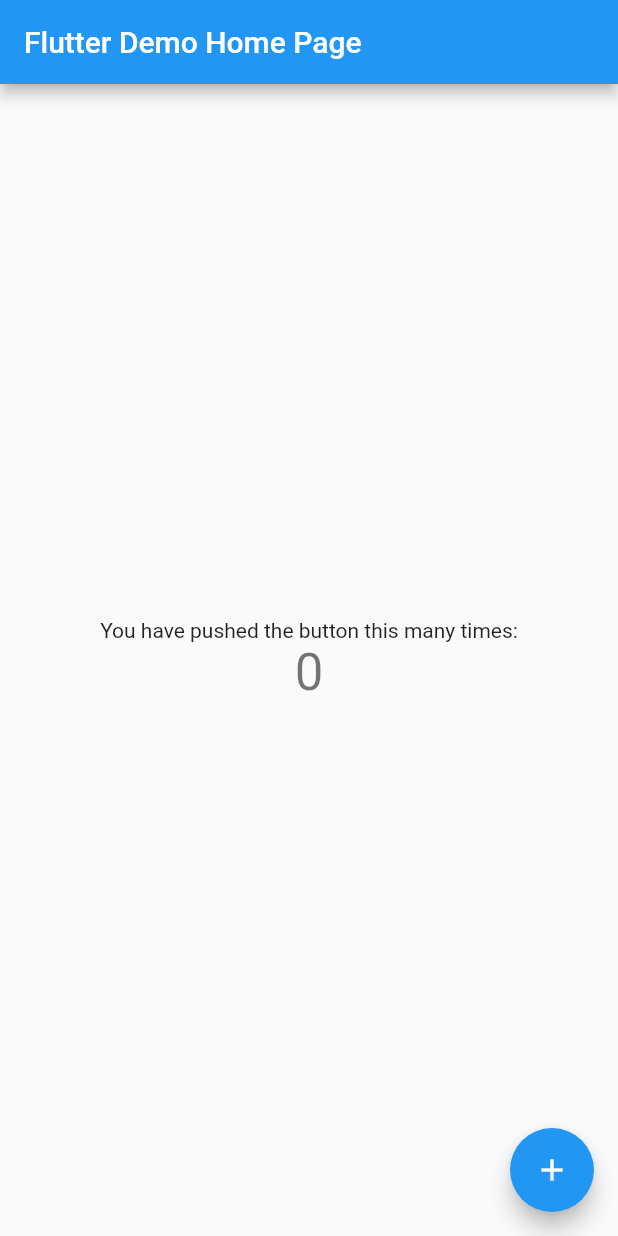
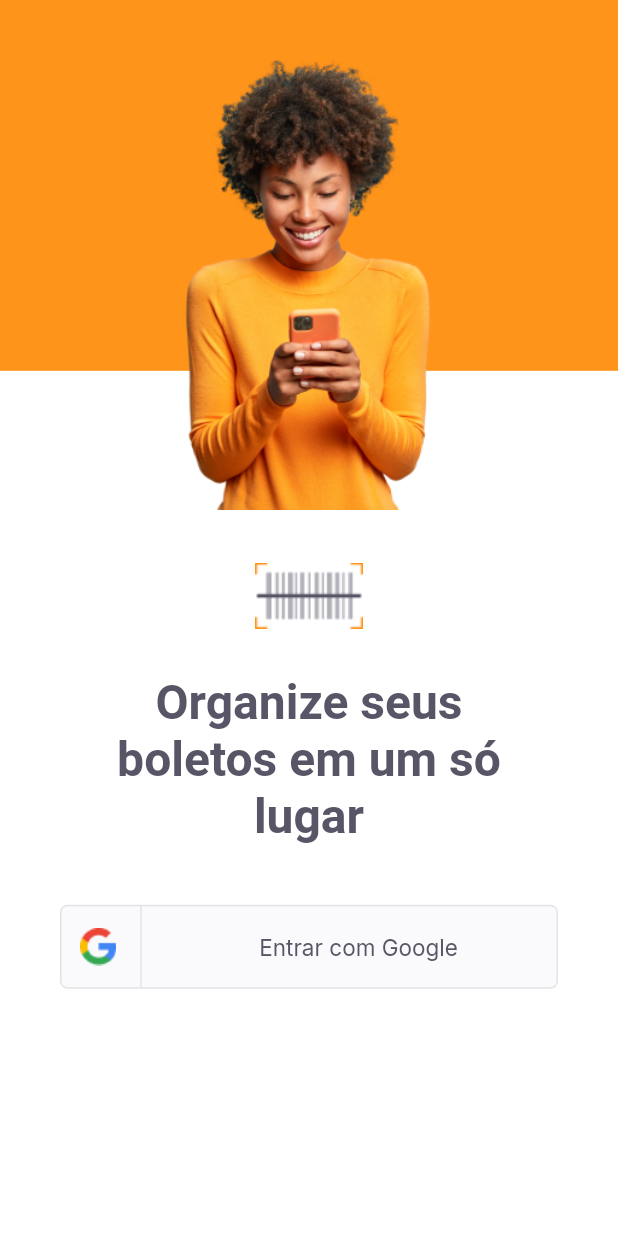
Before and after one commit to Lucas-Braganca/pay_flow, a Flutter app: the screen it shows after launch, on a phone screen of 412 x 824 dp. Run offline on Flutter 3.47's test engine with Material 2 defaults, Android fonts, the phone set to English and light mode, and no system bars; our stand-ins replace google_fonts.

Commit message:
:sparkles: Aula 01

```diff
--- a/lib/main.dart
+++ b/lib/main.dart
@@ -1,113 +1,21 @@
 import 'package:flutter/material.dart';
+import 'package:pay_flow/modules/login/login_page.dart';
+import 'package:pay_flow/modules/splash/splash_page.dart';
+import 'package:pay_flow/shared/themes/app_colors.dart';
 
 void main() {
-  runApp(MyApp());
+  runApp(AppWidget());
 }
 
-class MyApp extends StatelessWidget {
-  // This widget is the root of your application.
+class AppWidget extends StatelessWidget {
   @override
   Widget build(BuildContext context) {
     return MaterialApp(
-      title: 'Flutter Demo',
+      title: 'Pay Flow',
       theme: ThemeData(
-        // This is the theme of your application.
-        //
-        // Try running your application with "flutter run". You'll see the
-        // application has a blue toolbar. Then, without quitting the app, try
-        // changing the primarySwatch below to Colors.green and then invoke
-        // "hot reload" (press "r" in the console where you ran "flutter run",
-        // or simply save your changes to "hot reload" in a Flutter IDE).
-        // Notice that the counter didn't reset back to zero; the application
-        // is not restarted.
-        primarySwatch: Colors.blue,
+        primaryColor: AppColors.primary
       ),
-      home: MyHomePage(title: 'Flutter Demo Home Page'),
+      home: LoginPage()
     );
   }
 }
-
-class MyHomePage extends StatefulWidget {
-  MyHomePage({Key? key, required this.title}) : super(key: key);
-
-  // This widget is the home page of your application. It is stateful, meaning
-  // that it has a State object (defined below) that contains fields that affect
-  // how it looks.
-
-  // This class is the configuration for the state. It holds the values (in this
-  // case the title) provided by the parent (in this case the App widget) and
-  // used by the build method of the State. Fields in a Widget subclass are
-  // always marked "final".
-
-  final String title;
-
-  @override
-  _MyHomePageState createState() => _MyHomePageState();
-}
-
-class _MyHomePageState extends State<MyHomePage> {
-  int _counter = 0;
-
-  void _incrementCounter() {
-    setState(() {
-      // This call to setState tells the Flutter framework that something has
-      // changed in this State, which causes it to rerun the build method below
-      // so that the display can reflect the updated values. If we changed
-      // _counter without calling setState(), then the build method would not be
-      // called again, and so nothing would appear to happen.
-      _counter++;
-    });
-  }
-
-  @override
-  Widget build(BuildContext context) {
-    // This method is rerun every time setState is called, for instance as done
-    // by the _incrementCounter method above.
-    //
-    // The Flutter framework has been optimized to make rerunning build methods
-    // fast, so that you can just rebuild anything that needs updating rather
-    // than having to individually change instances of widgets.
-    return Scaffold(
-      appBar: AppBar(
-        // Here we take the value from the MyHomePage object that was created by
-        // the App.build method, and use it to set our appbar title.
-        title: Text(widget.title),
-      ),
-      body: Center(
-        // Center is a layout widget. It takes a single child and positions it
-        // in the middle of the parent.
-        child: Column(
-          // Column is also a layout widget. It takes a list of children and
-          // arranges them vertically. By default, it sizes itself to fit its
-          // children horizontally, and tries to be as tall as its parent.
-          //
-          // Invoke "debug painting" (press "p" in the console, choose the
-          // "Toggle Debug Paint" action from the Flutter Inspector in Android
-          // Studio, or the "Toggle Debug Paint" command in Visual Studio Code)
-          // to see the wireframe for each widget.
-          //
-          // Column has various properties to control how it sizes itself and
-          // how it positions its children. Here we use mainAxisAlignment to
-          // center the children vertically; the main axis here is the vertical
-          // axis because Columns are vertical (the cross axis would be
-          // horizontal).
-          mainAxisAlignment: MainAxisAlignment.center,
-          children: <Widget>[
-            Text(
-              'You have pushed the button this many times:',
-            ),
-            Text(
-              '$_counter',
-              style: Theme.of(context).textTheme.headline4,
-            ),
-          ],
-        ),
-      ),
-      floatingActionButton: FloatingActionButton(
-        onPressed: _incrementCounter,
-        tooltip: 'Increment',
-        child: Icon(Icons.add),
-      ), // This trailing comma makes auto-formatting nicer for build methods.
-    );
-  }
-}
--- /dev/null
+++ b/lib/modules/home/home_page.dart
@@ -0,0 +1,14 @@
+import 'package:flutter/material.dart';
+
+class HomePage extends StatelessWidget {
+  const HomePage({ Key? key }) : super(key: key);
+
+  @override
+  Widget build(BuildContext context) {
+    return Scaffold(
+      appBar: AppBar(
+        title: Text('HomePage'),
+      ),
+    );
+  }
+}
--- /dev/null
+++ b/lib/modules/login/login_page.dart
@@ -0,0 +1,68 @@
+import 'package:flutter/material.dart';
+import 'package:pay_flow/shared/themes/app_colors.dart';
+import 'package:pay_flow/shared/themes/app_images.dart';
+import 'package:pay_flow/shared/themes/app_text_styles.dart';
+import 'package:pay_flow/shared/widgets/social_login/social_login_button.dart';
+
+class LoginPage extends StatefulWidget {
+  const LoginPage({Key? key}) : super(key: key);
+
+  @override
+  _LoginPageState createState() => _LoginPageState();
+}
+
+class _LoginPageState extends State<LoginPage> {
+  @override
+  Widget build(BuildContext context) {
+    final size = MediaQuery.of(context).size;
+    return Scaffold(
+      backgroundColor: AppColors.background,
+      body: Container(
+        width: size.width,
+        height: size.height,
+        child: Stack(
+          children: [
+            Container(
+              width: size.width,
+              height: size.height * 0.30,
+              color: AppColors.primary,
+            ),
+            Positioned(
+                top: 40,
+                left: 0,
+                right: 0,
+                child: Image.asset(
+                  AppImages.person,
+                  width: 208,
+                  height: 300,
+                )),
+            Positioned(
+              left: 0,
+              right: 0,
+              bottom: size.height * 0.2,
+              child: Column(
+                mainAxisAlignment: MainAxisAlignment.center,
+                crossAxisAlignment: CrossAxisAlignment.center,
+                children: [
+                  Image.asset(AppImages.logomini),
+                  Padding(
+                    padding: const EdgeInsets.only(top: 30, left: 70, right: 70),
+                    child: Text('Organize seus boletos em um só lugar',
+                        textAlign: TextAlign.center,
+                        style: TextStyles.titleHome),
+                  ),
+                  Padding(
+                    padding: const EdgeInsets.only(left: 40, right: 40, top: 40),
+                    child: SocialLoginButton(onTap: (){
+                      print('Clicou');
+                    },),
+                  )
+                ],
+              ),
+            )
+          ],
+        ),
+      ),
+    );
+  }
+}
--- /dev/null
+++ b/lib/modules/splash/splash_page.dart
@@ -0,0 +1,20 @@
+import 'package:flutter/material.dart';
+import 'package:pay_flow/shared/themes/app_colors.dart';
+import 'package:pay_flow/shared/themes/app_images.dart';
+
+class SplashPage extends StatelessWidget {
+  const SplashPage({Key? key}) : super(key: key);
+
+  @override
+  Widget build(BuildContext context) {
+    return Scaffold(
+      backgroundColor: AppColors.background,
+      body: Stack(
+        children: [
+          Center(child: Image.asset(AppImages.union)),
+          Center(child: Image.asset(AppImages.logoFull)),
+        ],
+      ),
+    );
+  }
+}
--- /dev/null
+++ b/lib/shared/themes/app_colors.dart
@@ -0,0 +1,12 @@
+import 'package:flutter/material.dart';
+
+class AppColors {
+  static final primary = Color(0xFFFF941A);
+  static final grey = Color(0xFF585666);
+  static final delete = Color(0xFFE83F5B);
+  static final heading = Color(0xFF585666);
+  static final body = Color(0xFF706E7A);
+  static final stroke = Color(0xFFE3E3E6);
+  static final shape = Color(0xFFFAFAFC);
+  static final background = Color(0xFFFFFFFF);
+}
--- /dev/null
+++ b/lib/shared/themes/app_images.dart
@@ -0,0 +1,7 @@
+class AppImages {
+  static const logoFull = "assets/images/logofull.png";
+  static const logomini = "assets/images/logomini.png";
+  static const union = "assets/images/union.png";
+  static const person = "assets/images/person.png";
+  static const google = "assets/images/google.png";
+}
--- /dev/null
+++ b/lib/shared/themes/app_text_styles.dart
@@ -0,0 +1,111 @@
+import 'package:flutter/material.dart';
+import 'package:google_fonts/google_fonts.dart';
+import 'app_colors.dart';
+
+class TextStyles {
+  static final titleHome = GoogleFonts.lexendDeca(
+    fontSize: 32,
+    fontWeight: FontWeight.w600,
+    color: AppColors.heading,
+  );
+  static final titleRegular = GoogleFonts.lexendDeca(
+    fontSize: 20,
+    fontWeight: FontWeight.w400,
+    color: AppColors.heading,
+  );
+  static final titleBoldHeading = GoogleFonts.lexendDeca(
+    fontSize: 20,
+    fontWeight: FontWeight.w600,
+    color: AppColors.heading,
+  );
+  static final titleBoldBackground = GoogleFonts.lexendDeca(
+    fontSize: 20,
+    fontWeight: FontWeight.w600,
+    color: AppColors.background,
+  );
+  static final titleListTile = GoogleFonts.lexendDeca(
+    fontSize: 17,
+    fontWeight: FontWeight.w600,
+    color: AppColors.heading,
+  );
+  static final trailingRegular = GoogleFonts.lexendDeca(
+    fontSize: 16,
+    fontWeight: FontWeight.w400,
+    color: AppColors.heading,
+  );
+  static final trailingBold = GoogleFonts.lexendDeca(
+    fontSize: 16,
+    fontWeight: FontWeight.w600,
+    color: AppColors.heading,
+  );
+  static final buttonPrimary = GoogleFonts.inter(
+    fontSize: 15,
+    fontWeight: FontWeight.w400,
+    color: AppColors.primary,
+  );
+  static final buttonHeading = GoogleFonts.inter(
+    fontSize: 15,
+    fontWeight: FontWeight.w400,
+    color: AppColors.heading,
+  );
+  static final buttonGray = GoogleFonts.inter(
+    fontSize: 15,
+    fontWeight: FontWeight.w400,
+    color: AppColors.grey,
+  );
+  static final buttonBackground = GoogleFonts.inter(
+    fontSize: 15,
+    fontWeight: FontWeight.w400,
+    color: AppColors.background,
+  );
+  static final buttonBoldPrimary = GoogleFonts.inter(
+    fontSize: 15,
+    fontWeight: FontWeight.w700,
+    color: AppColors.primary,
+  );
+  static final buttonBoldHeading = GoogleFonts.inter(
+    fontSize: 15,
+    fontWeight: FontWeight.w700,
+    color: AppColors.heading,
+  );
+  static final buttonBoldGray = GoogleFonts.inter(
+    fontSize: 15,
+    fontWeight: FontWeight.w700,
+    color: AppColors.grey,
+  );
+  static final buttonBoldBackground = GoogleFonts.inter(
+    fontSize: 15,
+    fontWeight: FontWeight.w700,
+    color: AppColors.background,
+  );
+  static final captionBackground = GoogleFonts.lexendDeca(
+    fontSize: 13,
+    fontWeight: FontWeight.w400,
+    color: AppColors.background,
+  );
+  static final captionShape = GoogleFonts.lexendDeca(
+    fontSize: 13,
+    fontWeight: FontWeight.w400,
+    color: AppColors.shape,
+  );
+  static final captionBody = GoogleFonts.lexendDeca(
+    fontSize: 13,
+    fontWeight: FontWeight.w400,
+    color: AppColors.body,
+  );
+  static final captionBoldBackground = GoogleFonts.lexendDeca(
+    fontSize: 13,
+    fontWeight: FontWeight.w600,
+    color: AppColors.background,
+  );
+  static final captionBoldShape = GoogleFonts.lexendDeca(
+    fontSize: 13,
+    fontWeight: FontWeight.w600,
+    color: AppColors.shape,
+  );
+  static final captionBoldBody = GoogleFonts.lexendDeca(
+    fontSize: 13,
+    fontWeight: FontWeight.w600,
+    color: AppColors.body,
+  );
+}
--- /dev/null
+++ b/lib/shared/widgets/social_login/social_login_button.dart
@@ -0,0 +1,61 @@
+import 'package:flutter/material.dart';
+import 'package:pay_flow/shared/themes/app_colors.dart';
+import 'package:pay_flow/shared/themes/app_images.dart';
+import 'package:pay_flow/shared/themes/app_text_styles.dart';
+
+class SocialLoginButton extends StatelessWidget {
+  final VoidCallback onTap;
+  const SocialLoginButton({Key? key, required this.onTap}) : super(key: key);
+
+  @override
+  Widget build(BuildContext context) {
+    return InkWell(
+      onTap: onTap,
+      child: Container(
+        height: 56,
+        decoration: BoxDecoration(
+          color: AppColors.shape,
+          borderRadius: BorderRadius.circular(5),
+          border: Border.fromBorderSide(
+            BorderSide(
+              color: AppColors.stroke,
+            ),
+          ),
+        ),
+        child: Row(
+          children: [
+            Expanded(
+                flex: 1,
+                child: Row(
+                  mainAxisAlignment: MainAxisAlignment.center,
+                  children: [
+                    Image.asset(AppImages.google),
+                    SizedBox(
+                      width: 16,
+                    ),
+                    Container(
+                      height: 56,
+                      width: 1,
+                      color: AppColors.stroke,
+                    )
+                  ],
+                )),
+            Expanded(
+              flex: 4,
+              child: Row(
+                mainAxisAlignment: MainAxisAlignment.center,
+                children: [
+                  Text(
+                    'Entrar com Google',
+                    style: TextStyles.buttonGray,
+                  ),
+                ],
+              ),
+            ),
+            // Expanded(child: Container())
+          ],
+        ),
+      ),
+    );
+  }
+}
--- a/pubspec.yaml
+++ b/pubspec.yaml
@@ -28,6 +28,7 @@ dependencies:
   # The following adds the Cupertino Icons font to your application.
   # Use with the CupertinoIcons class for iOS style icons.
   cupertino_icons: ^1.0.2
+  google_fonts: ^2.1.0
 
 dev_dependencies:
   flutter_test:
@@ -45,7 +46,8 @@ flutter:
   uses-material-design: true
 
   # To add assets to your application, add an assets section, like this:
-  # assets:
+  assets:
+    - assets/images/
   #   - images/a_dot_burr.jpeg
   #   - images/a_dot_ham.jpeg
 
```
Also changed, not shown: assets/images/google.png (added), assets/images/logofull.png (added), assets/images/logomini.png (added), assets/images/person.png (added), assets/images/union.png (added), pubspec.lock, 1 other file.
